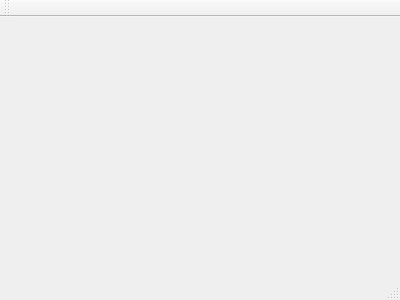
Above: CommentHelper/mainwindow.ui from jopemachine-playground/Summary-Commenter before the change. Below: the same form after it.
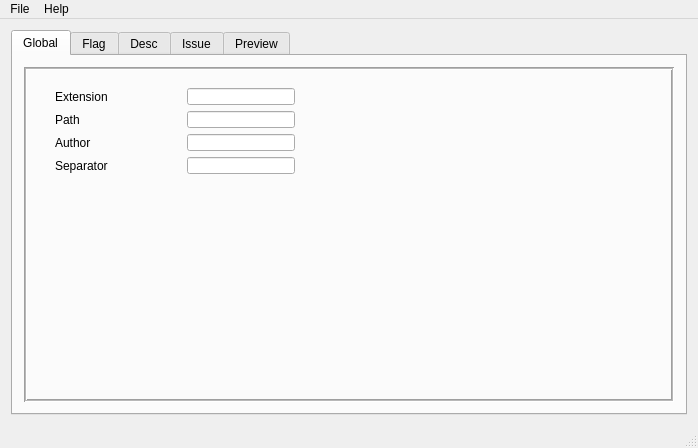
That is the form after the change. Icons and pictures are not drawn.

Patch:
```diff
--- a/CommentHelper/mainwindow.ui
+++ b/CommentHelper/mainwindow.ui
@@ -1,24 +1,318 @@
 <ui version="4.0">
  <class>MainWindow</class>
- <widget class="QMainWindow" name="MainWindow" >
-  <property name="geometry" >
+ <widget class="QMainWindow" name="MainWindow">
+  <property name="geometry">
    <rect>
     <x>0</x>
     <y>0</y>
-    <width>400</width>
-    <height>300</height>
+    <width>698</width>
+    <height>448</height>
    </rect>
   </property>
   <property name="windowTitle" >
    <string>MainWindow</string>
   </property>
-  <widget class="QMenuBar" name="menuBar" />
-  <widget class="QToolBar" name="mainToolBar" />
-  <widget class="QWidget" name="centralWidget" />
-  <widget class="QStatusBar" name="statusBar" />
+  <widget class="QWidget" name="centralWidget">
+   <layout class="QHBoxLayout" name="horizontalLayout_12">
+    <item>
+     <widget class="QTabWidget" name="tabWidget">
+      <property name="currentIndex">
+       <number>0</number>
+      </property>
+      <widget class="QWidget" name="SettingTab">
+       <attribute name="title">
+        <string>Global</string>
+       </attribute>
+       <layout class="QHBoxLayout" name="horizontalLayout_13">
+        <item>
+         <widget class="QFrame" name="frame">
+          <property name="frameShape">
+           <enum>QFrame::Box</enum>
+          </property>
+          <property name="frameShadow">
+           <enum>QFrame::Sunken</enum>
+          </property>
+          <property name="lineWidth">
+           <number>1</number>
+          </property>
+          <property name="midLineWidth">
+           <number>1</number>
+          </property>
+          <widget class="QWidget" name="">
+           <property name="geometry">
+            <rect>
+             <x>20</x>
+             <y>10</y>
+             <width>262</width>
+             <height>108</height>
+            </rect>
+           </property>
+           <layout class="QVBoxLayout" name="verticalLayout">
+            <item>
+             <layout class="QHBoxLayout" name="horizontalLayout_6">
+              <item>
+               <widget class="QLabel" name="label_2">
+                <property name="text">
+                 <string>Extension</string>
+                </property>
+               </widget>
+              </item>
+              <item>
+               <spacer name="horizontalSpacer">
+                <property name="orientation">
+                 <enum>Qt::Horizontal</enum>
+                </property>
+                <property name="sizeHint" stdset="0">
+                 <size>
+                  <width>40</width>
+                  <height>20</height>
+                 </size>
+                </property>
+               </spacer>
+              </item>
+              <item>
+               <widget class="QLineEdit" name="lineEdit_2"/>
+              </item>
+             </layout>
+            </item>
+            <item>
+             <layout class="QHBoxLayout" name="horizontalLayout_5">
+              <item>
+               <widget class="QLabel" name="label">
+                <property name="text">
+                 <string>Path</string>
+                </property>
+               </widget>
+              </item>
+              <item>
+               <spacer name="horizontalSpacer_2">
+                <property name="orientation">
+                 <enum>Qt::Horizontal</enum>
+                </property>
+                <property name="sizeHint" stdset="0">
+                 <size>
+                  <width>40</width>
+                  <height>20</height>
+                 </size>
+                </property>
+               </spacer>
+              </item>
+              <item>
+               <widget class="QLineEdit" name="lineEdit"/>
+              </item>
+             </layout>
+            </item>
+            <item>
+             <layout class="QHBoxLayout" name="horizontalLayout_7">
+              <item>
+               <widget class="QLabel" name="label_3">
+                <property name="text">
+                 <string>Author</string>
+                </property>
+               </widget>
+              </item>
+              <item>
+               <spacer name="horizontalSpacer_3">
+                <property name="orientation">
+                 <enum>Qt::Horizontal</enum>
+                </property>
+                <property name="sizeHint" stdset="0">
+                 <size>
+                  <width>40</width>
+                  <height>20</height>
+                 </size>
+                </property>
+               </spacer>
+              </item>
+              <item>
+               <widget class="QLineEdit" name="lineEdit_3"/>
+              </item>
+             </layout>
+            </item>
+            <item>
+             <layout class="QHBoxLayout" name="horizontalLayout_11">
+              <item>
+               <widget class="QLabel" name="label_4">
+                <property name="text">
+                 <string>Separator</string>
+                </property>
+               </widget>
+              </item>
+              <item>
+               <spacer name="horizontalSpacer_4">
+                <property name="orientation">
+                 <enum>Qt::Horizontal</enum>
+                </property>
+                <property name="sizeHint" stdset="0">
+                 <size>
+                  <width>40</width>
+                  <height>20</height>
+                 </size>
+                </property>
+               </spacer>
+              </item>
+              <item>
+               <widget class="QLineEdit" name="lineEdit_4"/>
+              </item>
+             </layout>
+            </item>
+           </layout>
+          </widget>
+         </widget>
+        </item>
+       </layout>
+      </widget>
+      <widget class="QWidget" name="FlagTab">
+       <attribute name="title">
+        <string>Flag</string>
+       </attribute>
+       <layout class="QHBoxLayout" name="horizontalLayout_3">
+        <item>
+         <layout class="QVBoxLayout" name="verticalLayout_2">
+          <item>
+           <widget class="QTableWidget" name="tableWidget"/>
+          </item>
+          <item>
+           <layout class="QHBoxLayout" name="horizontalLayout_2">
+            <item>
+             <widget class="QPushButton" name="pushButton">
+              <property name="text">
+               <string>Add</string>
+              </property>
+             </widget>
+            </item>
+            <item>
+             <widget class="QPushButton" name="pushButton_2">
+              <property name="text">
+               <string>Remove</string>
+              </property>
+             </widget>
+            </item>
+           </layout>
+          </item>
+         </layout>
+        </item>
+       </layout>
+      </widget>
+      <widget class="QWidget" name="DescTab">
+       <attribute name="title">
+        <string>Desc</string>
+       </attribute>
+       <layout class="QVBoxLayout" name="verticalLayout_4">
+        <item>
+         <layout class="QVBoxLayout" name="verticalLayout_3">
+          <item>
+           <widget class="QTableWidget" name="tableWidget_2"/>
+          </item>
+          <item>
+           <layout class="QHBoxLayout" name="horizontalLayout_4">
+            <item>
+             <widget class="QPushButton" name="pushButton_3">
+              <property name="text">
+               <string>Add</string>
+              </property>
+             </widget>
+            </item>
+            <item>
+             <widget class="QPushButton" name="pushButton_4">
+              <property name="text">
+               <string>Remove</string>
+              </property>
+             </widget>
+            </item>
+           </layout>
+          </item>
+         </layout>
+        </item>
+       </layout>
+      </widget>
+      <widget class="QWidget" name="IssueTab">
+       <attribute name="title">
+        <string>Issue</string>
+       </attribute>
+       <layout class="QHBoxLayout" name="horizontalLayout_10">
+        <item>
+         <layout class="QVBoxLayout" name="verticalLayout_5">
+          <item>
+           <widget class="QTableWidget" name="tableWidget_3"/>
+          </item>
+          <item>
+           <layout class="QHBoxLayout" name="horizontalLayout_8">
+            <item>
+             <widget class="QPushButton" name="pushButton_5">
+              <property name="text">
+               <string>Add</string>
+              </property>
+             </widget>
+            </item>
+            <item>
+             <widget class="QPushButton" name="pushButton_6">
+              <property name="text">
+               <string>Remove</string>
+              </property>
+             </widget>
+            </item>
+           </layout>
+          </item>
+         </layout>
+        </item>
+       </layout>
+      </widget>
+      <widget class="QWidget" name="PreviewTab">
+       <attribute name="title">
+        <string>Preview</string>
+       </attribute>
+       <layout class="QHBoxLayout" name="horizontalLayout">
+        <item>
+         <widget class="QPlainTextEdit" name="plainTextEdit"/>
+        </item>
+       </layout>
+      </widget>
+     </widget>
+    </item>
+   </layout>
+  </widget>
+  <widget class="QMenuBar" name="menuBar">
+   <property name="geometry">
+    <rect>
+     <x>0</x>
+     <y>0</y>
+     <width>698</width>
+     <height>21</height>
+    </rect>
+   </property>
+   <widget class="QMenu" name="menuFiel">
+    <property name="title">
+     <string>File</string>
+    </property>
+    <addaction name="actionExecute"/>
+   </widget>
+   <widget class="QMenu" name="menuHelp">
+    <property name="title">
+     <string>Help</string>
+    </property>
+    <addaction name="actionGithub"/>
+   </widget>
+   <addaction name="menuFiel"/>
+   <addaction name="menuHelp"/>
+  </widget>
+  <widget class="QStatusBar" name="statusBar"/>
+  <action name="actionGithub">
+   <property name="icon">
+    <iconset>
+     <normaloff>res/img/github.png</normaloff>res/img/github.png</iconset>
+   </property>
+   <property name="text">
+    <string>Github</string>
+   </property>
+  </action>
+  <action name="actionExecute">
+   <property name="text">
+    <string>Execute</string>
+   </property>
+  </action>
  </widget>
- <layoutDefault spacing="6" margin="11" />
- <pixmapfunction></pixmapfunction>
+ <layoutdefault spacing="6" margin="11"/>
  <resources/>
  <connections/>
 </ui>
```
Left out of the diff: 3 changed lines with no effect on the pictures.
